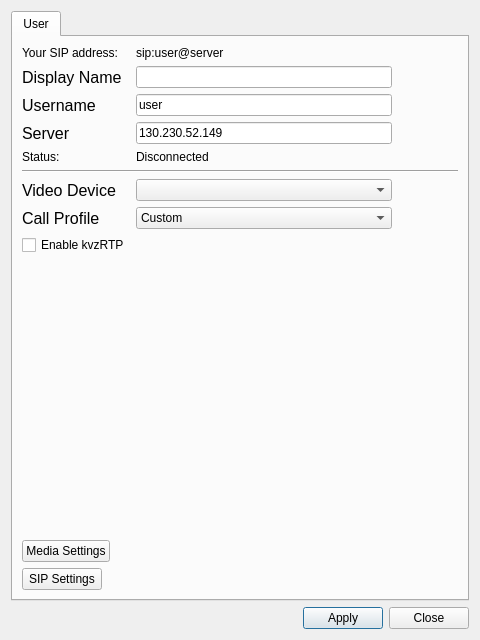
First picture: the form in ui/settings.ui, repository ultravideo/uvgComm, before the edit.
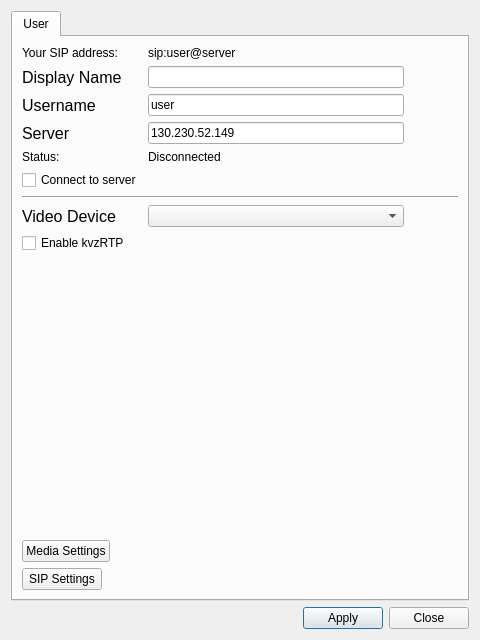
Second picture: the form after the edit.

Commit message: refactor(Settings): Moved server connection to main settings.

```diff
--- a/ui/settings.ui
+++ b/ui/settings.ui
@@ -156,14 +156,21 @@
          </property>
         </widget>
        </item>
-       <item row="5" column="0" colspan="2">
+       <item row="5" column="0">
+        <widget class="QCheckBox" name="autoConnect">
+         <property name="text">
+          <string>Connect to server</string>
+         </property>
+        </widget>
+       </item>
+       <item row="6" column="0" colspan="2">
         <widget class="Line" name="line">
          <property name="orientation">
           <enum>Qt::Horizontal</enum>
          </property>
         </widget>
        </item>
-       <item row="7" column="0">
+       <item row="8" column="0">
         <widget class="QLabel" name="VideoDeviceLabel">
          <property name="font">
           <font>
@@ -175,7 +182,7 @@
          </property>
         </widget>
        </item>
-       <item row="7" column="1">
+       <item row="8" column="1">
         <widget class="QComboBox" name="videoDevice">
          <property name="minimumSize">
           <size>
@@ -191,33 +198,6 @@
          </property>
         </widget>
        </item>
-       <item row="8" column="0">
-        <widget class="QLabel" name="label_call">
-         <property name="font">
-          <font>
-           <pointsize>12</pointsize>
-          </font>
-         </property>
-         <property name="text">
-          <string>Call Profile</string>
-         </property>
-        </widget>
-       </item>
-       <item row="8" column="1">
-        <widget class="QComboBox" name="comboBox">
-         <property name="maximumSize">
-          <size>
-           <width>256</width>
-           <height>16777215</height>
-          </size>
-         </property>
-         <item>
-          <property name="text">
-           <string>Custom</string>
-          </property>
-         </item>
-        </widget>
-       </item>
        <item row="9" column="0">
         <widget class="QCheckBox" name="kvzRTP">
          <property name="text">
```
Left out of the diff: 62 changed lines with no effect on the pictures. The commit also changes 3 other files.
